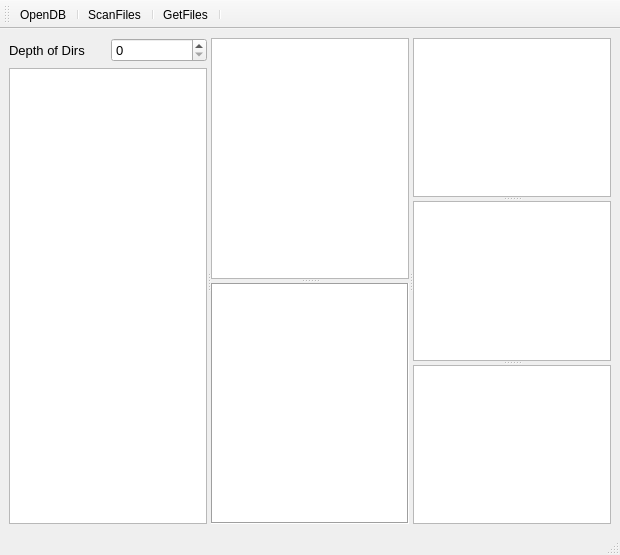
Above: view/new_view.ui from Michal-D4/MyFiles before the change. Below: the same form after it.
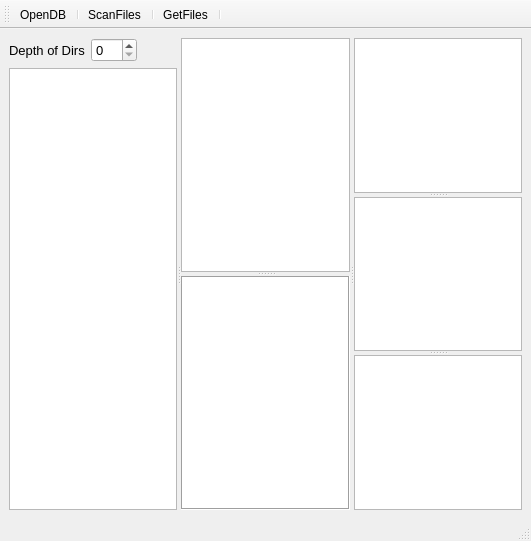
That is the form after the change. Icons and pictures are not drawn.

Commit message: Move Go-button and place ComboBox to ToolBar

Diff of the .ui file:
```diff
--- a/view/new_view.ui
+++ b/view/new_view.ui
@@ -6,8 +6,8 @@
    <rect>
     <x>0</x>
     <y>0</y>
-    <width>620</width>
-    <height>555</height>
+    <width>531</width>
+    <height>541</height>
    </rect>
   </property>
   <property name="acceptDrops">
@@ -29,6 +29,12 @@
          <layout class="QHBoxLayout" name="horizontalLayout">
           <item>
            <widget class="QLabel" name="label">
+            <property name="sizePolicy">
+             <sizepolicy hsizetype="Preferred" vsizetype="Preferred">
+              <horstretch>1</horstretch>
+              <verstretch>0</verstretch>
+             </sizepolicy>
+            </property>
             <property name="font">
              <font>
               <pointsize>10</pointsize>
@@ -44,6 +50,12 @@
           </item>
           <item>
            <widget class="QSpinBox" name="level">
+            <property name="sizePolicy">
+             <sizepolicy hsizetype="Minimum" vsizetype="Fixed">
+              <horstretch>1</horstretch>
+              <verstretch>0</verstretch>
+             </sizepolicy>
+            </property>
             <property name="font">
              <font>
               <pointsize>10</pointsize>
@@ -54,6 +66,19 @@
             </property>
            </widget>
           </item>
+          <item>
+           <spacer name="horizontalSpacer">
+            <property name="orientation">
+             <enum>Qt::Horizontal</enum>
+            </property>
+            <property name="sizeHint" stdset="0">
+             <size>
+              <width>40</width>
+              <height>20</height>
+             </size>
+            </property>
+           </spacer>
+          </item>
          </layout>
         </item>
         <item>
```
